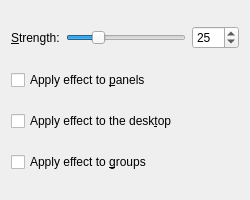
First picture: the form in effects/diminactive_config.ui, repository KDE/kwin, before the edit.
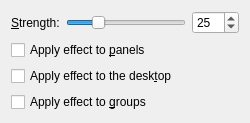
Second picture: the form after the edit.

Commit message: Use grid layouts instead of form layouts.

Patch:
```diff
--- a/effects/diminactive_config.ui
+++ b/effects/diminactive_config.ui
@@ -5,14 +5,33 @@
    <rect>
     <x>0</x>
     <y>0</y>
-    <width>250</width>
-    <height>200</height>
+    <width>249</width>
+    <height>120</height>
    </rect>
   </property>
-  <layout class="QVBoxLayout" >
-   <item>
-    <layout class="QHBoxLayout" >
-     <item>
+  <layout class="QGridLayout" name="gridLayout" >
+   <item row="1" column="0" colspan="3" >
+    <widget class="QCheckBox" name="checkPanel" >
+     <property name="text" >
+      <string>Apply effect to &amp;panels</string>
+     </property>
+    </widget>
+   </item>
+   <item row="2" column="0" colspan="3" >
+    <widget class="QCheckBox" name="checkDesktop" >
+     <property name="text" >
+      <string>Apply effect to the desk&amp;top</string>
+     </property>
+    </widget>
+   </item>
+   <item row="3" column="0" colspan="3" >
+    <widget class="QCheckBox" name="checkGroup" >
+     <property name="text" >
+      <string>Apply effect to &amp;groups</string>
+     </property>
+    </widget>
+   </item>
+   <item row="0" column="0" >
       <widget class="QLabel" name="label" >
        <property name="text" >
         <string>&amp;Strength:</string>
@@ -22,8 +41,14 @@
        </property>
       </widget>
      </item>
-     <item>
+   <item row="0" column="1" >
       <widget class="QSlider" name="sliderStrength" >
+     <property name="minimumSize" >
+      <size>
+       <width>120</width>
+       <height>0</height>
+      </size>
+     </property>
        <property name="minimum" >
         <number>1</number>
        </property>
@@ -38,7 +63,7 @@
        </property>
       </widget>
      </item>
-     <item>
+   <item row="0" column="2" >
       <widget class="QSpinBox" name="spinStrength" >
        <property name="minimum" >
         <number>1</number>
@@ -51,28 +76,18 @@
        </property>
       </widget>
      </item>
-    </layout>
-   </item>
-   <item>
-    <widget class="QCheckBox" name="checkPanel" >
-     <property name="text" >
-      <string>Apply effect to &amp;panels</string>
+   <item row="4" column="0" colspan="3" >
+    <spacer name="verticalSpacer" >
+     <property name="orientation" >
+      <enum>Qt::Vertical</enum>
      </property>
-    </widget>
-   </item>
-   <item>
-    <widget class="QCheckBox" name="checkDesktop" >
-     <property name="text" >
-      <string>Apply effect to the desk&amp;top</string>
+     <property name="sizeHint" stdset="0" >
+      <size>
+       <width>20</width>
+       <height>0</height>
+      </size>
      </property>
-    </widget>
-   </item>
-   <item>
-    <widget class="QCheckBox" name="checkGroup" >
-     <property name="text" >
-      <string>Apply effect to &amp;groups</string>
-     </property>
-    </widget>
+    </spacer>
    </item>
   </layout>
  </widget>
```
Lines whose indentation alone changed are shown as unchanged. The commit also changes 15 other files.
